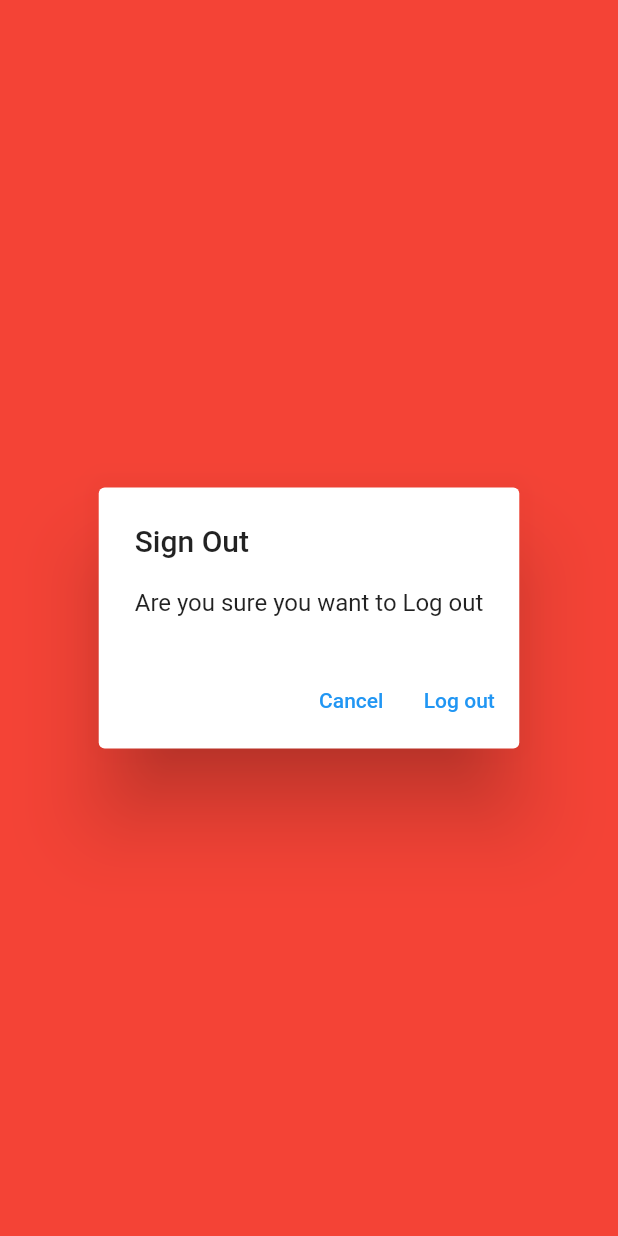
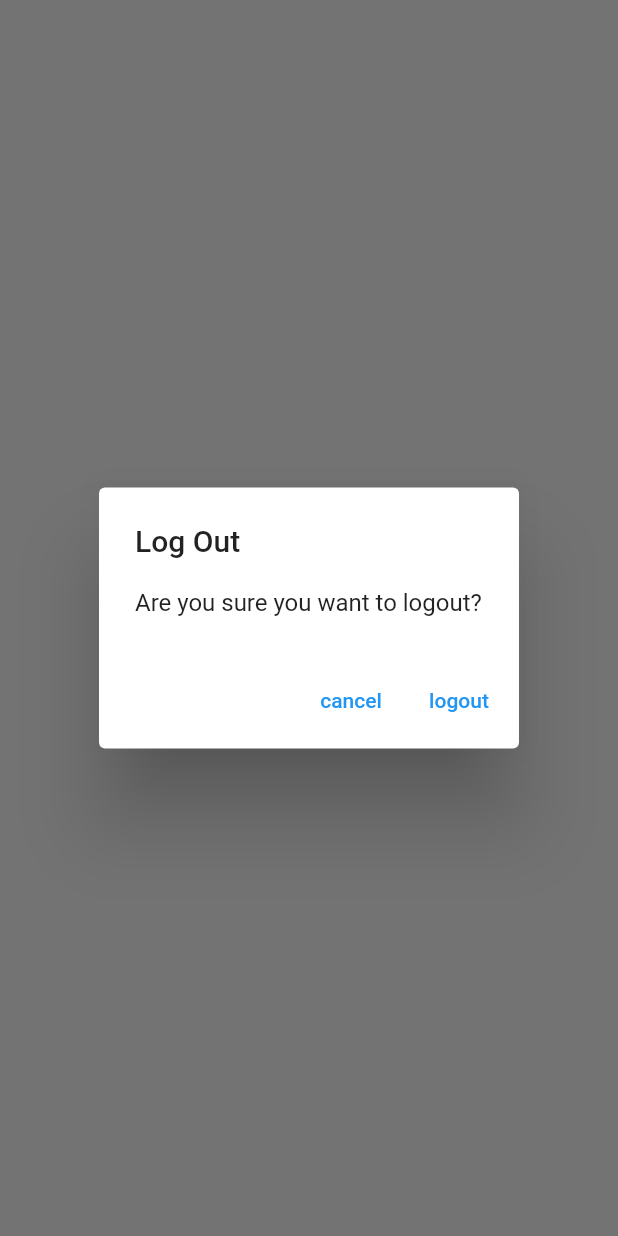
Before and after one commit to muhammadawaisyaseen/Free-Code-Camp-Course, a Flutter app: what showLogOutDialog() shows on an empty page, opened directly, on a phone screen of 412 x 824 dp. Run offline on Flutter 3.47's test engine with Material 2 defaults, Android fonts, the phone set to English and light mode, and no system bars; our stand-ins replace firebase_auth, firebase_core, sqflite; missing offline and left inert: dart:ffi; accounts and stored records are empty; network calls fail.

Commit message:
delete existing note done

```diff
--- a/lib/screens/login_view.dart
+++ b/lib/screens/login_view.dart
@@ -3,8 +3,7 @@
 import 'package:freecodecampcourse/constants/routes.dart';
 import 'package:freecodecampcourse/services/auth/auth_exceptions.dart';
 import 'package:freecodecampcourse/services/auth/auth_service.dart';
-import 'package:freecodecampcourse/widgets/show_error_dialog.dart';
-// import '../widgets/show_error_dialog.dart';
+import 'package:freecodecampcourse/widgets/dialogs/error_dialog.dart';
 
 class LoginView extends StatefulWidget {
   LoginView({super.key});
--- a/lib/screens/notes/notes_view.dart
+++ b/lib/screens/notes/notes_view.dart
@@ -1,7 +1,9 @@
-import 'package:firebase_core/firebase_core.dart';
+// import 'package:firebase_core/firebase_core.dart';
 import 'package:flutter/material.dart';
+import 'package:freecodecampcourse/screens/notes/notes_list_view.dart';
 import 'package:freecodecampcourse/services/auth/auth_service.dart';
 import 'package:freecodecampcourse/services/crud/notes_service.dart';
+import 'package:freecodecampcourse/widgets/dialogs/logout_dialog.dart';
 import '../../constants/routes.dart';
 import '../../enums/menu_action.dart';
 
@@ -26,7 +28,7 @@
   Widget build(BuildContext context) {
     return Scaffold(
       appBar: AppBar(
-        title: const Text('Main UI'),
+        title: const Text('Notes view'),
         actions: [
           IconButton(
               onPressed: () {
@@ -40,7 +42,6 @@
                   final shouldLogout = await showLogOutDialog(context);
                   if (shouldLogout) {
                     await AuthService.firebase().logOut();
-                    // await FirebaseAuth.instance.signOut();
                     Navigator.of(context)
                         .pushNamedAndRemoveUntil(loginRoute, (_) => false);
                   } else {
@@ -70,12 +71,17 @@
                 stream: _noteService.allNotes,
                 builder: (context, snapshot) {
                   switch (snapshot.connectionState) {
-                    // case ConnectionState.waiting:
+                    case ConnectionState.waiting:
                     case ConnectionState.active:
                       if (snapshot.hasData) {
                         final allNotes = snapshot.data as List<DatabaseNote>;
                         print(allNotes);
-                        return const Text('Got all Notes');
+                        return NotesListView(
+                          notes: allNotes,
+                          onDeleteNote: (note) async {
+                            _noteService.deleteNote(id: note.id);
+                          },
+                        );
                       } else {
                         return const CircularProgressIndicator();
                       }
@@ -92,28 +98,3 @@
     );
   }
 }
-
-Future<bool> showLogOutDialog(BuildContext context) {
-  return showDialog<bool>(
-    barrierColor: Colors.red,
-    context: context,
-    builder: (context) {
-      return AlertDialog(
-        title: const Text('Sign Out'),
-        content: const Text('Are you sure you want to Log out'),
-        actions: [
-          TextButton(
-              onPressed: () {
-                Navigator.of(context).pop(false);
-              },
-              child: const Text('Cancel')),
-          TextButton(
-              onPressed: () {
-                Navigator.of(context).pop(true);
-              },
-              child: const Text('Log out')),
-        ],
-      );
-    },
-  ).then((value) => value ?? false);
-}
--- a/lib/screens/register_view.dart
+++ b/lib/screens/register_view.dart
@@ -3,7 +3,7 @@
 import 'package:freecodecampcourse/constants/routes.dart';
 import 'package:freecodecampcourse/services/auth/auth_exceptions.dart';
 import 'package:freecodecampcourse/services/auth/auth_service.dart';
-import 'package:freecodecampcourse/widgets/show_error_dialog.dart';
+import 'package:freecodecampcourse/widgets/dialogs/error_dialog.dart';
 
 class RegisterView extends StatefulWidget {
   RegisterView({super.key});
--- /dev/null
+++ b/lib/widgets/dialogs/generic_dialog.dart
@@ -0,0 +1,35 @@
+import 'package:flutter/material.dart';
+
+//Every key inside our map is an optionTitle (title of button)
+typedef DialogOptionBuilder<T> = Map<String, T?> Function();
+
+Future<T?> showGenericDialog<T>({
+  required BuildContext context,
+  required String title,
+  required String content,
+  required DialogOptionBuilder optionsBuilder,
+}) {
+  final options = optionsBuilder();
+  return showDialog<T>(
+    context: context,
+    builder: (context) {
+      return AlertDialog(
+        title: Text(title),
+        content: Text(content),
+        actions: options.keys.map((optionTitle) {
+          final value = options[optionTitle];
+          return TextButton(
+            onPressed: () {
+              if (value != null) {
+                Navigator.of(context).pop(value);
+              } else {
+                Navigator.of(context).pop();
+              }
+            },
+            child: Text(optionTitle),
+          );
+        }).toList(),
+      );
+    },
+  );
+}
--- /dev/null
+++ b/lib/widgets/dialogs/logout_dialog.dart
@@ -0,0 +1,14 @@
+import 'package:flutter/material.dart';
+import 'package:freecodecampcourse/widgets/dialogs/generic_dialog.dart';
+
+Future<bool> showLogOutDialog(BuildContext context) {
+  return showGenericDialog<bool>(
+    context: context,
+    title: 'Log Out',
+    content: 'Are you sure you want to logout?',
+    optionsBuilder: () =>{
+      'cancel':false,
+      'logout':true,
+    },
+  ).then((value) => value??false);
+}
```
Also changed, not shown: lib/screens/notes/notes_list_view.dart (added, +43 -0 lines), lib/services/crud/notes_service.dart (+8 -3 lines), lib/widgets/dialogs/delete_dialog.dart (added, +14 -0 lines), lib/widgets/dialogs/error_dialog.dart (added, +16 -0 lines), lib/widgets/show_error_dialog.dart (+20 -20 lines).
